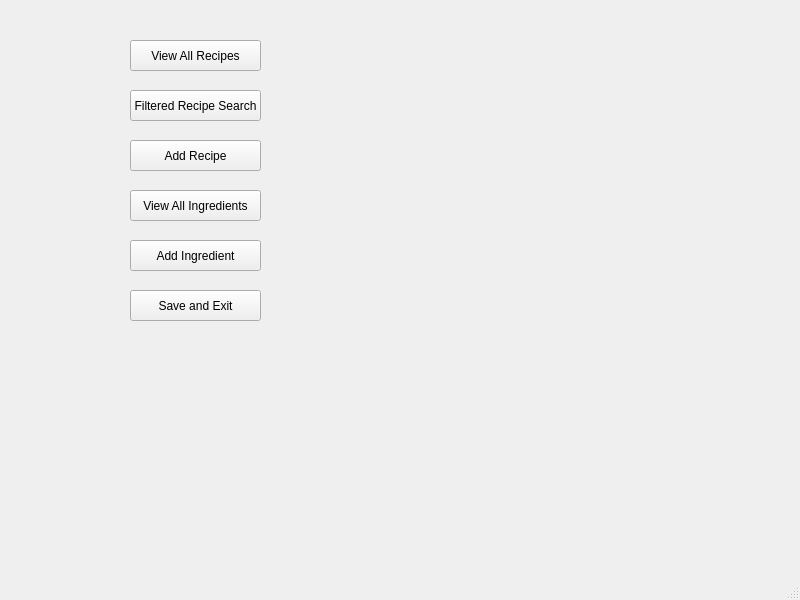
The window that mainwindow.ui (Azanguru/CS4076-Project) describes before a commit, drawn with Qt 5.
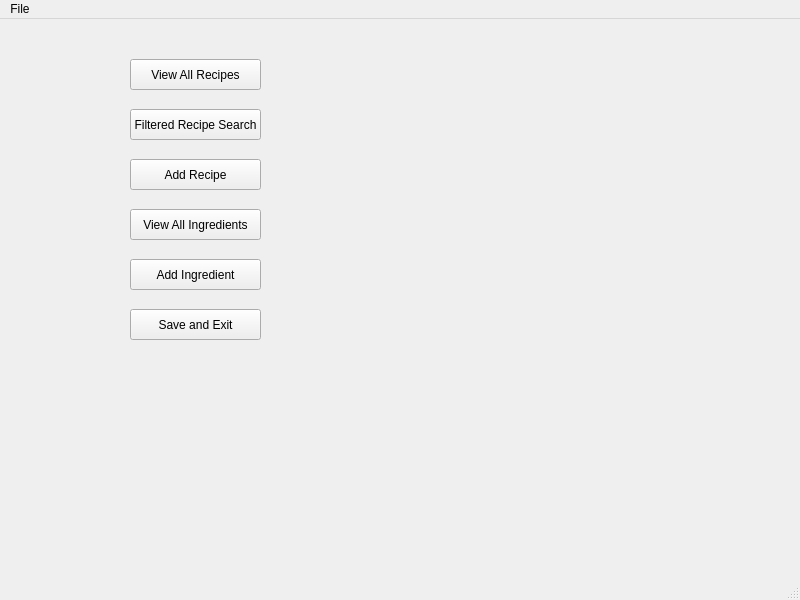
The same window after the commit.

Commit message: Added Menu and made Popups more versatile

```diff
--- a/mainwindow.ui
+++ b/mainwindow.ui
@@ -224,6 +224,16 @@
      <height>17</height>
     </rect>
    </property>
+   <widget class="QMenu" name="menuSave">
+    <property name="title">
+     <string>File</string>
+    </property>
+    <addaction name="actionSave"/>
+    <addaction name="actionDelete"/>
+    <addaction name="actionSave_Exit"/>
+    <addaction name="actionExit"/>
+   </widget>
+   <addaction name="menuSave"/>
   </widget>
   <widget class="QStatusBar" name="statusbar"/>
  </widget>
```
Left out of the diff: 20 changed lines with no effect on the pictures. The commit also changes 6 other files.
